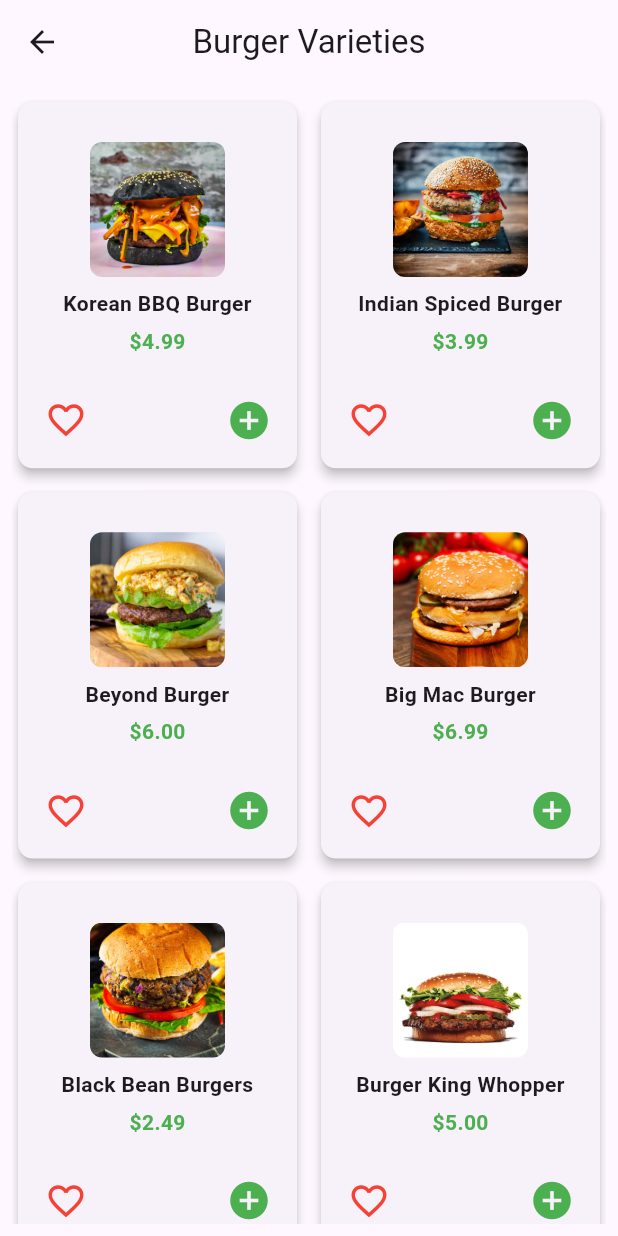
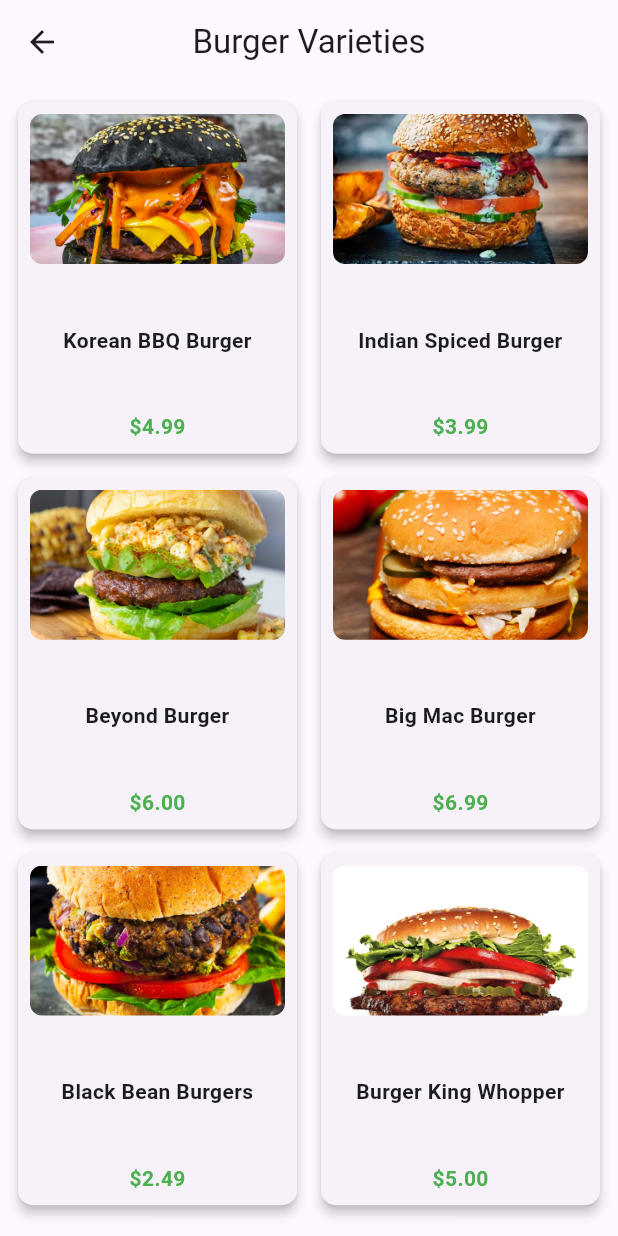
Before and after one commit to shaadi0/FoodDeliveryApp, a Flutter app: the CategoriesPage screen opened directly, after a tap on "Burgers", on a phone screen of 412 x 824 dp. Run offline on Flutter 3.47's test engine with Material 3 defaults, Android fonts, the phone set to English and light mode, and no system bars; our stand-ins replace image_picker.

```diff
--- a/fooddelivery/lib/burger.dart
+++ b/fooddelivery/lib/burger.dart
@@ -1,32 +1,38 @@
 import 'package:flutter/material.dart';
+import 'korean_burger_page.dart';
 
 class BurgersPage extends StatelessWidget {
   final List<Map<String, dynamic>> burgers = [
     {
       'name': 'Korean BBQ Burger',
       'image': 'assets/Korean-BBQ-Burger-1.jpg',
-      'price': 4.99
+      'price': 4.99,
+      'page': KoreanBurgerPage(),
     },
     {
       'name': 'Indian Spiced Burger',
       'image': 'assets/Indian-Spiced-Burger.jpg',
-      'price': 3.99
+      'price': 3.99,
     },
-    {'name': 'Beyond Burger', 'image': 'assets/Beyond-Burger.jpg', 'price': 6},
+    {
+      'name': 'Beyond Burger',
+      'image': 'assets/Beyond-Burger.jpg',
+      'price': 6.00,
+    },
     {
       'name': 'Big Mac Burger',
       'image': 'assets/Big-Mac-Burger.jpg',
-      'price': 6.99
+      'price': 6.99,
     },
     {
       'name': 'Black Bean Burgers',
       'image': 'assets/Black-Bean-Burgers.jpg',
-      'price': 2.49
+      'price': 2.49,
     },
     {
       'name': 'Burger King Whopper',
       'image': 'assets/Burger-King-Whopper.jpg',
-      'price': 5
+      'price': 5.00,
     },
   ];
 
@@ -44,12 +50,21 @@ class BurgersPage extends StatelessWidget {
             crossAxisCount: 2,
             crossAxisSpacing: 8,
             mainAxisSpacing: 8,
-            childAspectRatio: 1 / 1.3,
+            childAspectRatio: 0.8,
           ),
           itemCount: burgers.length,
           itemBuilder: (context, index) {
             final burger = burgers[index];
-            return Card(
+            return GestureDetector(
+              onTap: () {
+                Navigator.push(
+                  context,
+                  MaterialPageRoute(
+                    builder: (context) => burger['page'],
+                  ),
+                );
+              },
+              child: Card(
                 elevation: 3,
                 shape: RoundedRectangleBorder(
                   borderRadius: BorderRadius.circular(10),
@@ -59,13 +74,12 @@ class BurgersPage extends StatelessWidget {
                   child: Column(
                     mainAxisAlignment: MainAxisAlignment.spaceBetween,
                     children: [
-                    Spacer(),
                       ClipRRect(
                         borderRadius: BorderRadius.circular(8),
                         child: Image.asset(
                           burger['image']!,
-                        width: 90,
-                        height: 90,
+                          width: double.infinity,
+                          height: 100,
                           fit: BoxFit.cover,
                         ),
                       ),
@@ -87,29 +101,8 @@ class BurgersPage extends StatelessWidget {
                           fontWeight: FontWeight.bold,
                         ),
                       ),
-                    Spacer(),
-                    Row(
-                      mainAxisAlignment: MainAxisAlignment.spaceBetween,
-                      children: [
-                        IconButton(
-                          onPressed: () {
-                            _addToFavorites(context, burger['name']!);
-                          },
-                          icon: const Icon(Icons.favorite_border),
-                          color: Colors.red,
-                          iconSize: 28,
-                        ),
-                        IconButton(
-                          onPressed: () {
-                            _addToCart(context, burger['name']!);
-                          },
-                          icon: const Icon(Icons.add_circle),
-                          color: Colors.green,
-                          iconSize: 30,
-                        ),
                     ],
                   ),
-                  ],
                 ),
               ),
             );
@@ -118,16 +111,4 @@ class BurgersPage extends StatelessWidget {
       ),
     );
   }
-
-  void _addToCart(BuildContext context, String burgerName) {
-    ScaffoldMessenger.of(context).showSnackBar(
-      SnackBar(content: Text('$burgerName added to cart!')),
-    );
 }
-
-  void _addToFavorites(BuildContext context, String burgerName) {
-    ScaffoldMessenger.of(context).showSnackBar(
-      SnackBar(content: Text('$burgerName added to favorites!')),
-    );
-  }
-}
--- a/fooddelivery/lib/categories.dart
+++ b/fooddelivery/lib/categories.dart
@@ -1,5 +1,4 @@
 import 'package:flutter/material.dart';
-
 import 'burger.dart';
 
 class CategoriesPage extends StatelessWidget {
@@ -18,48 +17,62 @@ class CategoriesPage extends StatelessWidget {
   Widget build(BuildContext context) {
     return Scaffold(
       appBar: AppBar(
-        title: const Text('Categories'),
+        title: const Text(
+          'Categories',
+          style: TextStyle(color: Colors.black),
+        ),
         centerTitle: true,
+        backgroundColor: Colors.white,
+        elevation: 1,
+        iconTheme: const IconThemeData(color: Colors.black),
       ),
-      body: Padding(
+      body: GridView.builder(
         padding: const EdgeInsets.all(8.0),
-        child: GridView.builder(
         gridDelegate: const SliverGridDelegateWithFixedCrossAxisCount(
           crossAxisCount: 3,
           crossAxisSpacing: 8,
           mainAxisSpacing: 8,
-            childAspectRatio: 1 / 1.3,
+          childAspectRatio: 0.85,
         ),
         itemCount: categories.length,
         itemBuilder: (context, index) {
           final category = categories[index];
-            return InkWell(
+          return GestureDetector(
             onTap: () {
               _navigateToCategoryPage(context, category['name']!);
             },
-              child: Card(
-                elevation: 3,
-                shape: RoundedRectangleBorder(
-                  borderRadius: BorderRadius.circular(10),
+            child: Container(
+              decoration: BoxDecoration(
+                color: const Color.fromARGB(255, 230, 233, 231),
+                borderRadius: BorderRadius.circular(15),
+                boxShadow: [
+                  BoxShadow(
+                    color: Colors.green.withOpacity(0.2),
+                    blurRadius: 6,
+                    offset: const Offset(0, 3),
+                  ),
+                ],
               ),
               child: Column(
                 mainAxisAlignment: MainAxisAlignment.center,
                 children: [
                   ClipRRect(
-                      borderRadius: BorderRadius.circular(8),
+                    borderRadius: BorderRadius.circular(12),
                     child: Image.asset(
                       category['image']!,
                       width: 70,
                       height: 70,
-                        fit: BoxFit.cover,
+                      fit: BoxFit.contain,
                     ),
                   ),
-                    const SizedBox(height: 5),
+                  const SizedBox(height: 8),
                   Text(
                     category['name']!,
+                    textAlign: TextAlign.center,
                     style: const TextStyle(
-                        fontSize: 12,
+                      fontSize: 14,
                       fontWeight: FontWeight.bold,
+                      color: Colors.green,
                     ),
                   ),
                 ],
@@ -68,7 +81,6 @@ class CategoriesPage extends StatelessWidget {
           );
         },
       ),
-      ),
     );
   }
 
@@ -76,7 +88,9 @@ class CategoriesPage extends StatelessWidget {
     switch (categoryName) {
       case 'Burgers':
         Navigator.push(
-            context, MaterialPageRoute(builder: (context) => BurgersPage()));
+          context,
+          MaterialPageRoute(builder: (context) => BurgersPage()),
+        );
         break;
     }
   }
```
Also changed, not shown: fooddelivery/lib/favorite.dart (+106 -0 lines), fooddelivery/lib/home.dart (+12 -3 lines), fooddelivery/lib/korean_burger_page.dart (added, +152 -0 lines). Lines whose indentation alone changed are shown as unchanged.
